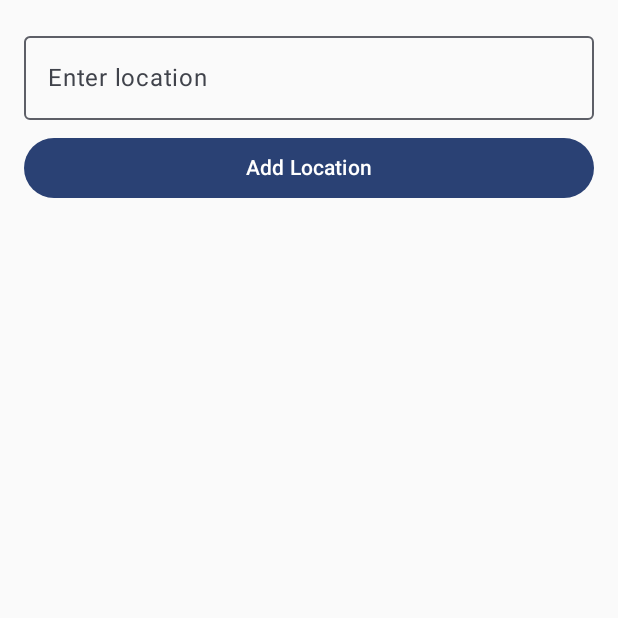
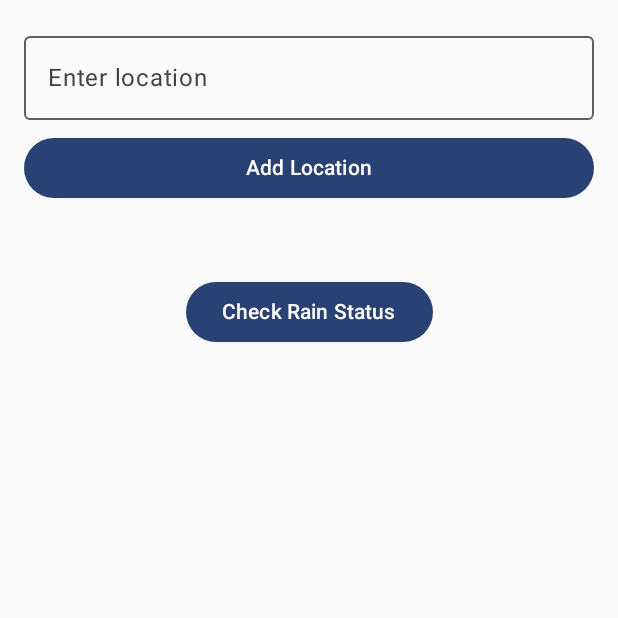
Before and after one commit to ewhally/regnetes, an Android app built with Jetpack Compose: the screen it shows after launch (MainActivity), on a phone screen of 412 x 824 dp, the top half of it. Run offline under Robolectric (Android 15) with nearby library versions, the phone set to English and light mode, and no system bars; our stand-ins replace Room's generated code, livedata-compose.

Commit message:
added weatherapi call functionality

```diff
--- a/app/src/main/AndroidManifest.xml
+++ b/app/src/main/AndroidManifest.xml
@@ -1,6 +1,8 @@
 <?xml version="1.0" encoding="utf-8"?>
 <manifest xmlns:android="http://schemas.android.com/apk/res/android"
     xmlns:tools="http://schemas.android.com/tools">
+
+    <uses-permission android:name="android.permission.INTERNET" />
 
     <application
         android:allowBackup="true"
--- a/app/src/main/java/com/example/regnetes/MainActivity.kt
+++ b/app/src/main/java/com/example/regnetes/MainActivity.kt
@@ -17,6 +17,9 @@ import androidx.compose.ui.tooling.preview.Preview
 import androidx.compose.ui.unit.dp
 import com.example.regnetes.entity.Location
 import com.example.regnetes.ui.theme.RegnetesTheme
+import kotlinx.coroutines.async
+import kotlinx.coroutines.awaitAll
+import kotlinx.coroutines.launch
 
 class MainActivity : ComponentActivity() {
     private val viewModel: LocationViewModel by viewModels()
@@ -26,6 +29,7 @@ class MainActivity : ComponentActivity() {
         setContent {
             RegnetesTheme {
                 val locations by viewModel.allLocations.observeAsState(emptyList())
+                Column(modifier = Modifier.fillMaxSize()) {
                     LocationScreen(
                         locations = locations,
                         onAddLocation = { name ->
@@ -35,6 +39,8 @@ class MainActivity : ComponentActivity() {
                             viewModel.deleteLocation(location)
                         }
                     )
+                    WeatherSection(locations = locations)
+                }
             }
         }
     }
@@ -49,7 +55,6 @@ fun LocationScreen(
     var text by remember { mutableStateOf("") }
 
     Column(modifier = Modifier.padding(16.dp)) {
-        // Add location UI
         OutlinedTextField(
             value = text,
             onValueChange = { text = it },
@@ -71,7 +76,6 @@ fun LocationScreen(
 
         Spacer(modifier = Modifier.height(16.dp))
 
-        // Location list
         LazyColumn(modifier = Modifier.fillMaxWidth()) {
             items(locations) { location ->
                 LocationItem(
@@ -101,3 +105,55 @@ fun LocationItem(location: Location, onDelete: () -> Unit) {
         }
     }
 }
+
+@Composable
+fun WeatherSection(locations: List<Location>) {
+    var weatherMessages by remember { mutableStateOf<List<String>>(emptyList()) }
+    var isLoading by remember { mutableStateOf(false) }
+    val coroutineScope = rememberCoroutineScope()
+    val weatherRepository = WeatherRepository()
+
+    Column(
+        modifier = Modifier
+            .fillMaxWidth()
+            .padding(vertical = 16.dp),
+        horizontalAlignment = Alignment.CenterHorizontally
+    ) {
+        Button(
+            onClick = {
+                coroutineScope.launch {
+                    isLoading = true
+                    val deferredResults = locations.map { location ->
+                        async {
+                            val precipitation = weatherRepository.fetchWeatherForLocation(location.name)
+                            if (precipitation != null) {
+                                if (precipitation > 5.0) {
+                                    "${location.name} It is raining here today"
+                                } else {
+                                    "${location.name} has no rain"
+                                }
+                            } else {
+                                "${location.name} No data available"
+                            }
+                        }
+                    }
+                    weatherMessages = deferredResults.awaitAll()
+                    isLoading = false
+                }
+            }
+        ) {
+            Text("Check Rain Status")
+        }
+        Spacer(modifier = Modifier.height(8.dp))
+
+        if (isLoading) {
+            Text("Checking weather...")
+        } else {
+            LazyColumn {
+                items(weatherMessages) { message ->
+                    Text(message)
+                }
+            }
+        }
+    }
+}
```
Also changed, not shown: app/src/main/java/com/example/regnetes/WeatherRepository.kt (added, +39 -0 lines). Lines whose indentation alone changed are shown as unchanged.
